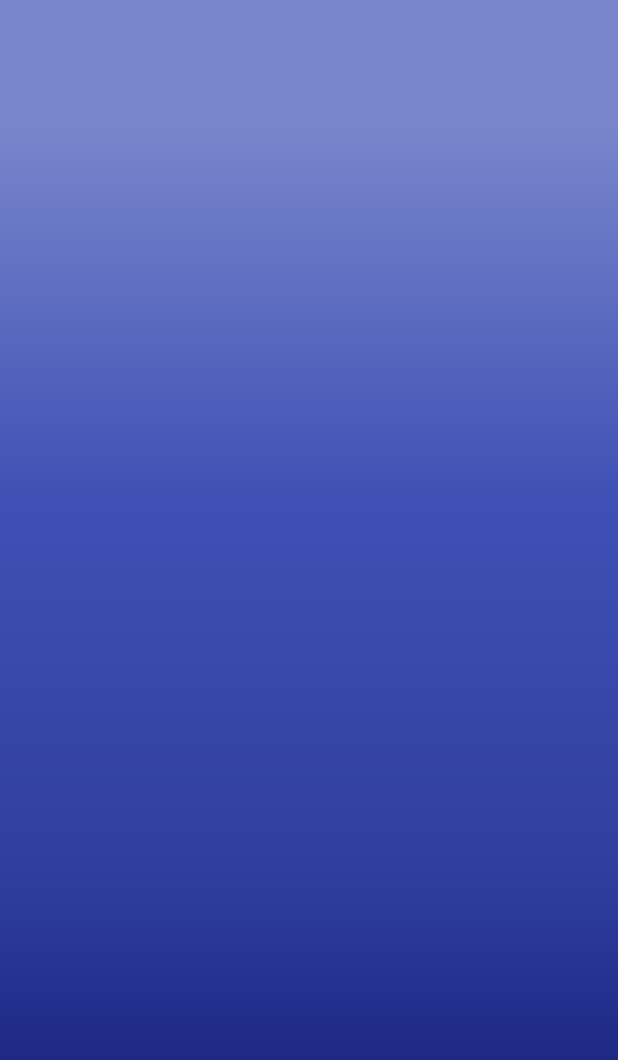
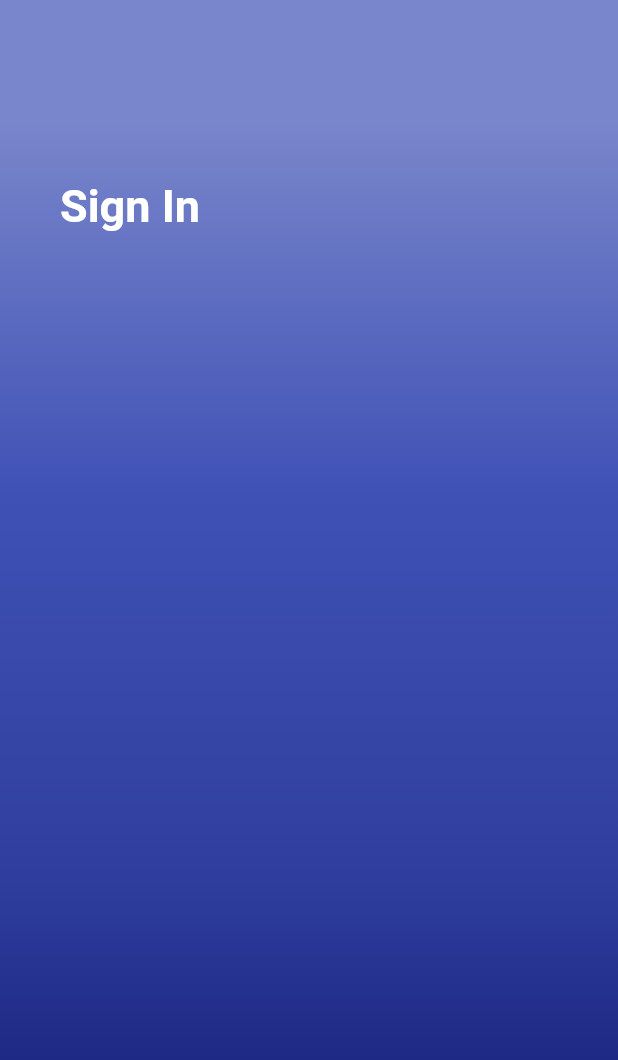
Before and after one commit to atiqahpiakong/map_ems, a Flutter app: the screen it shows after launch, on a phone screen of 412 x 824 dp. Shown: the top 1060 px of the screen. Run offline on Flutter 3.47's test engine with Material 2 defaults, Android fonts, the phone set to English and light mode, and no system bars; our stand-ins replace shimmer; Roboto replaces fonts that are missing (OpenSans).

Commit message:
sign in text

```diff
--- a/lib/login.dart
+++ b/lib/login.dart
@@ -51,11 +51,36 @@ Widget build(BuildContext context){
                 ),
               ),
             ),
+
+Container(
+              height: double.infinity,
+              child: SingleChildScrollView(
+                physics: AlwaysScrollableScrollPhysics(),
+                padding: EdgeInsets.symmetric(
+                  horizontal: 40.0,
+                  vertical: 120.0,
+                ),
+                child: Column(
+                  mainAxisAlignment: MainAxisAlignment.center,
+                  children: <Widget>[
+                    Text(
+                      'Sign In',
+                    style: TextStyle
+                    (color: Colors.white,
+                    fontFamily: 'OpenSans',
+                    fontSize: 30.0,
+                    fontWeight: FontWeight.bold,
+                    ),
+                    ),
+
           ]
             ),
         ),
       ),
-      )
-    );
+          ]
+      ),
+
+    ))
+      ));
 }
 }
```
